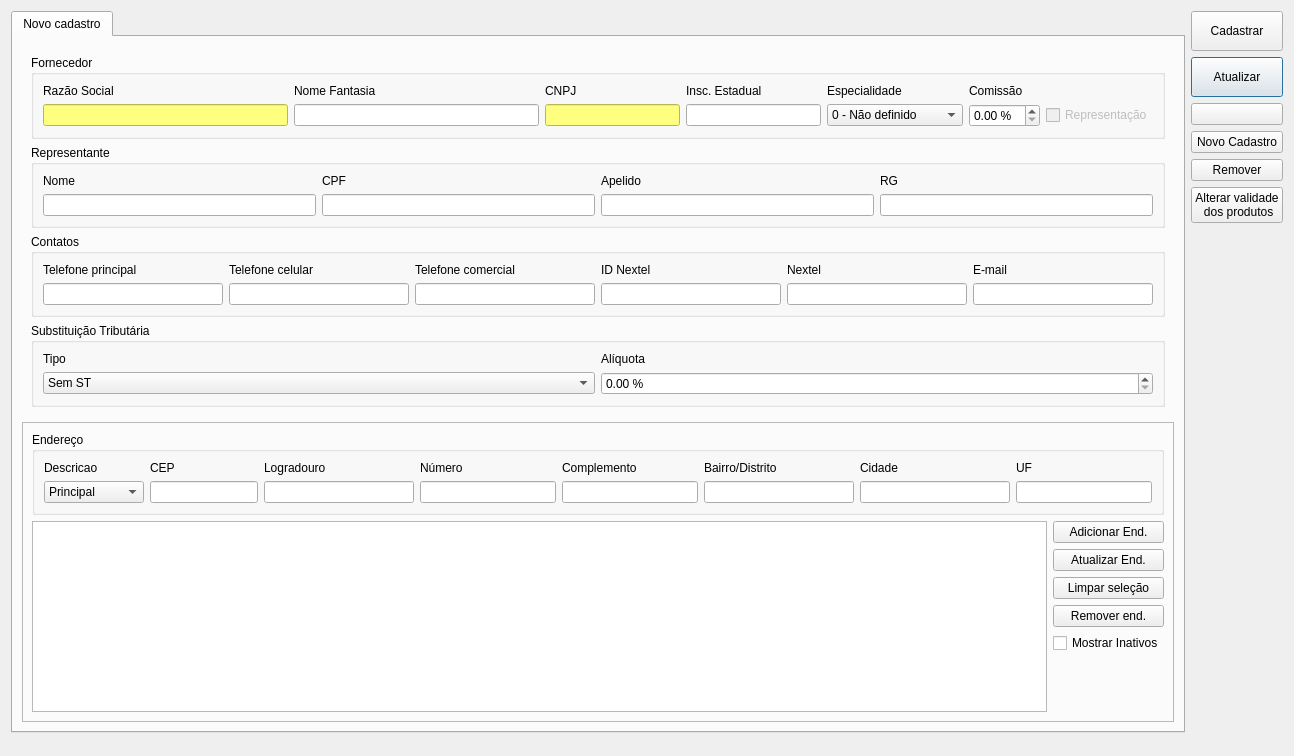
The window that ui/cadastrofornecedor.ui (darktorres/ERP-STACCATO) describes before a commit, drawn with Qt 5.
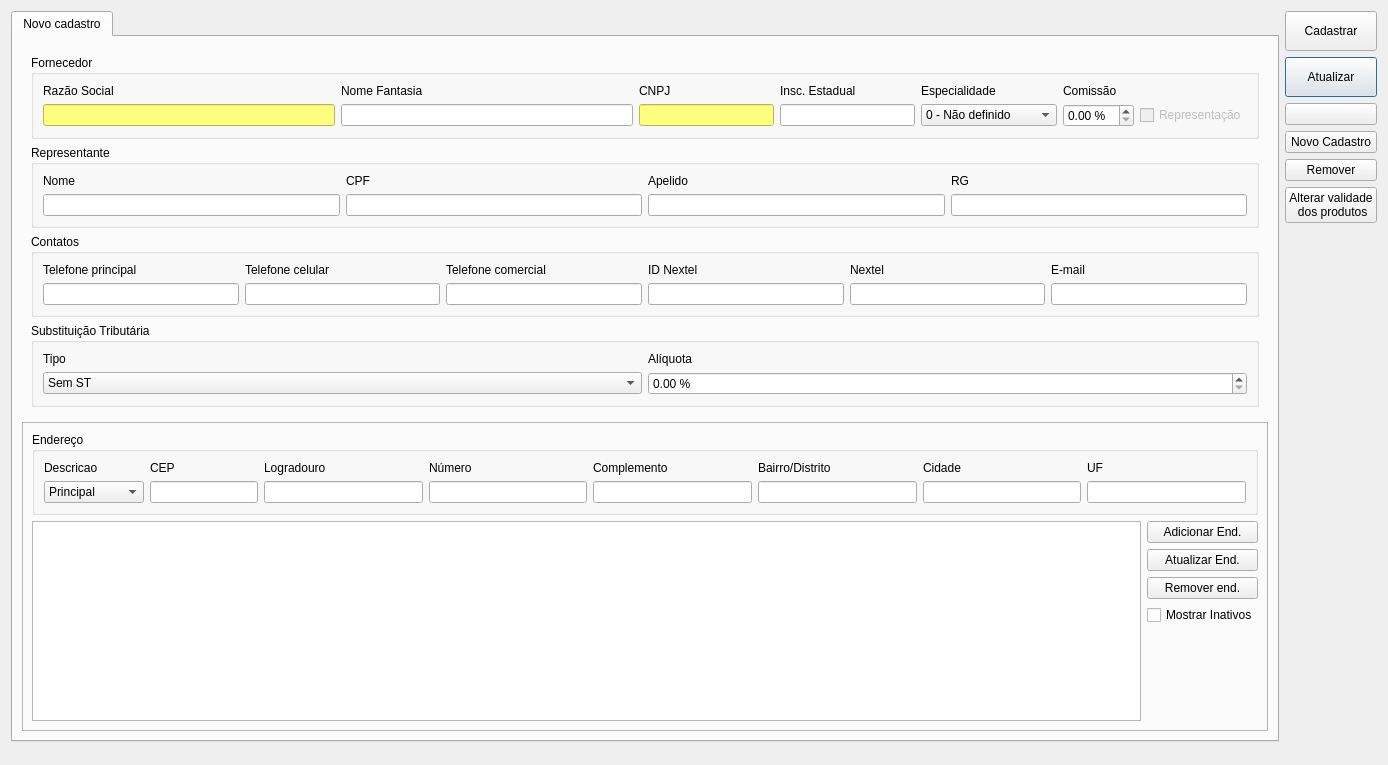
The same window after the commit. Icons and pictures are not drawn. Custom widgets are drawn as their Qt base class.

Patch:
```diff
--- a/ui/cadastrofornecedor.ui
+++ b/ui/cadastrofornecedor.ui
@@ -9,8 +9,8 @@
    <rect>
     <x>0</x>
     <y>0</y>
-    <width>1294</width>
-    <height>756</height>
+    <width>1388</width>
+    <height>765</height>
    </rect>
   </property>
   <property name="windowTitle">
@@ -857,13 +857,6 @@
               </property>
              </widget>
             </item>
-            <item>
-             <widget class="QPushButton" name="pushButtonEndLimpar">
-              <property name="text">
-               <string>Limpar seleção</string>
-              </property>
-             </widget>
-            </item>
             <item>
              <widget class="QPushButton" name="pushButtonRemoverEnd">
               <property name="text">
```
Left out of the diff: 7 changed lines with no effect on the pictures.
